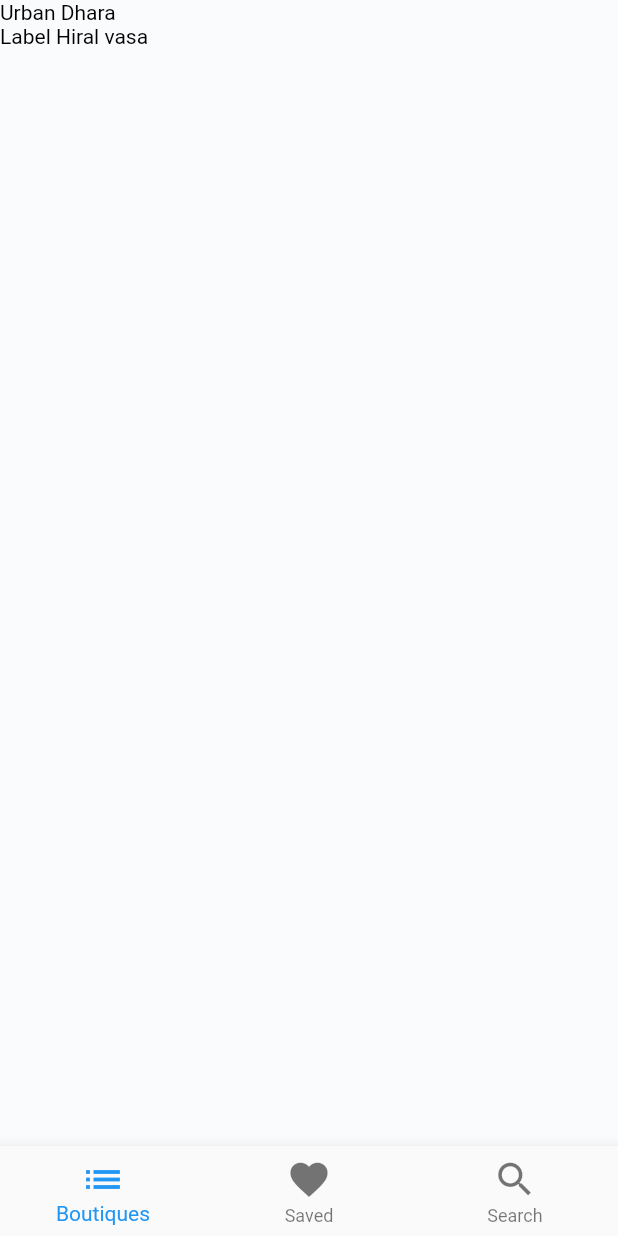
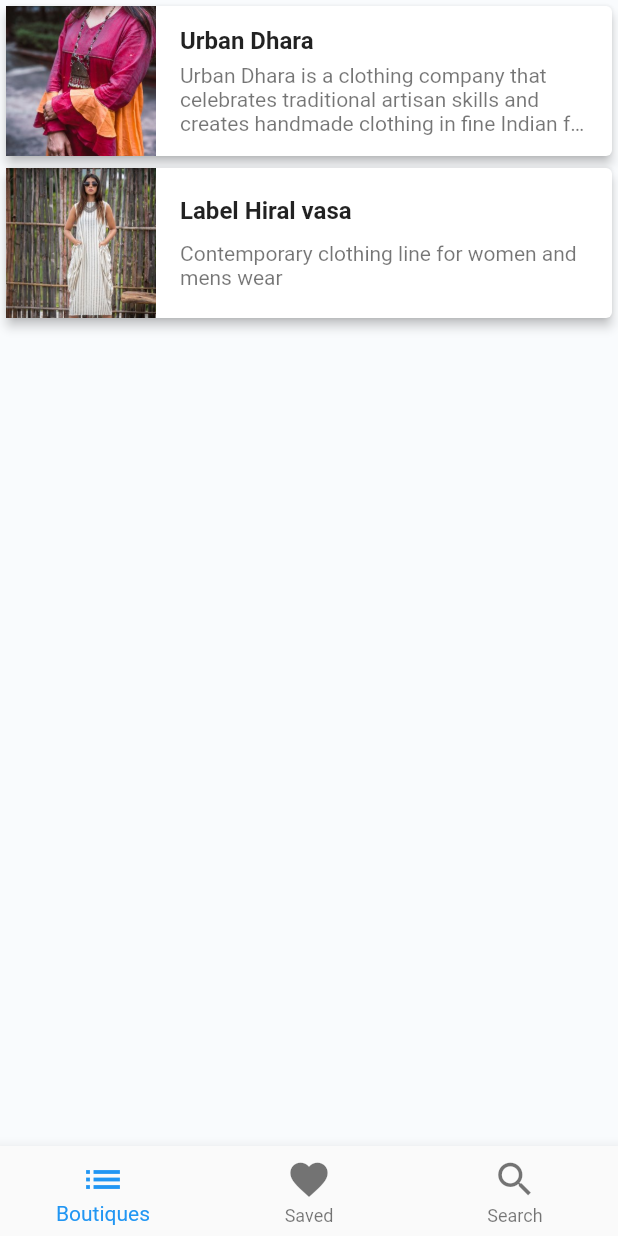
Before and after one commit to dvliman/tanghit, a Flutter app: the screen it shows after launch, on a phone screen of 412 x 824 dp. Run offline on Flutter 3.47's test engine with Material 2 defaults, Android fonts, the phone set to English and light mode, and no system bars.

Commit message:
boutique list

```diff
--- a/lib/data/app_state.dart
+++ b/lib/data/app_state.dart
@@ -31,10 +31,10 @@
   static Vendor second = Vendor(
     name: "Label Hiral vasa ",
     category: Category.boutique,
-    description: "contemporary clothing line for women and mens wear",
+    description: "Contemporary clothing line for women and mens wear",
     tags: ["indo-western", "blouses", "saree", "embroidery"],
     photos: [
-      "assets/images/first.jpg",
+      "assets/images/second.jpg",
     ],
     address: "Basavanagudi, bangalorea",
     phone: "9739271935",
--- a/lib/data/vendor.dart
+++ b/lib/data/vendor.dart
@@ -92,5 +92,5 @@
       this.location,
       this.internationalShipping});
 
-  String get mainPhoto => "assets/images/first.jpg";
+  String get mainPhoto => photos[0];
 }
--- a/lib/widgets/boutique.dart
+++ b/lib/widgets/boutique.dart
@@ -1,5 +1,5 @@
-
 import 'package:flutter/cupertino.dart';
+import 'package:flutter/material.dart';
 import 'package:tanghit/data/vendor.dart';
 
 class Boutique extends StatelessWidget {
@@ -9,6 +9,62 @@
 
   @override
   Widget build(BuildContext context) {
-    return Text(vendor.name);
+    return Card(
+      elevation: 3,
+      child: InkWell(
+        borderRadius: BorderRadius.circular(8),
+        child: Container(
+          child: Row(
+            children: <Widget>[
+              boutiqueImage(vendor),
+              Expanded(child: boutiqueDescription(vendor, 100)),
+            ],
+          ),
+        ),
+      ),
+    );
   }
+
+  Widget boutiqueImage(Vendor vendor) => ClipRRect(
+        child: FadeInImage(
+          placeholder: AssetImage(vendor.mainPhoto),
+          image: AssetImage(vendor.mainPhoto),
+          width: 100,
+          height: 100,
+          fit: BoxFit.cover,
+        ),
+      );
+
+  Widget boutiqueDescription(Vendor vendor, double height) => Container(
+        height: height,
+        padding: EdgeInsets.symmetric(
+          horizontal: 16,
+          vertical: 8,
+        ),
+        child: Column(
+          crossAxisAlignment: CrossAxisAlignment.start,
+          mainAxisAlignment: MainAxisAlignment.spaceEvenly,
+          children: <Widget>[
+            Text(
+              vendor.name,
+              style: TextStyle(
+                fontSize: 16,
+                color: Colors.black87,
+                fontWeight: FontWeight.bold,
+              ),
+              maxLines: 1,
+              overflow: TextOverflow.ellipsis,
+            ),
+            Text(
+              vendor.description,
+              style: TextStyle(
+                fontSize: 14,
+                color: Colors.black54,
+              ),
+              maxLines: 3,
+              overflow: TextOverflow.ellipsis,
+            ),
+          ],
+        ),
+      );
 }
```
Also changed, not shown: assets/images/third.jpg (added).
